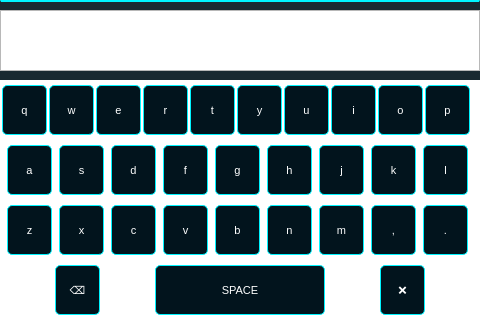
The window that screens/main_window.ui (MurikEv/NeuroDeck) describes before a commit, drawn with Qt 5.
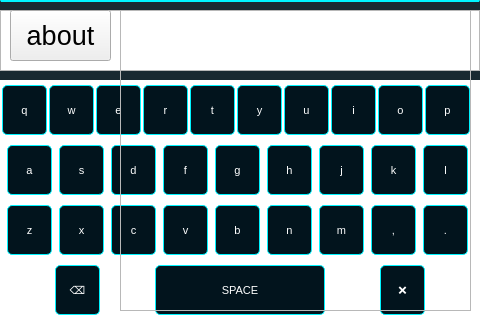
The same window after the commit. The open tabs and pages were chosen to show the change. Icons and pictures are not drawn.

Commit message: Add settings screen

```diff
--- a/screens/main_window.ui
+++ b/screens/main_window.ui
@@ -44,7 +44,7 @@
      <string notr="true"/>
     </property>
     <property name="currentIndex">
-     <number>0</number>
+     <number>7</number>
     </property>
     <widget class="QWidget" name="ai_screen">
      <widget class="QTextEdit" name="ai_input">
@@ -1009,19 +1009,38 @@
       </property>
      </widget>
     </widget>
-    <widget class="QWidget" name="messenger_screen">
-     <widget class="QTextEdit" name="textEdit_2">
+    <widget class="QWidget" name="messenger_screen"/>
+    <widget class="QWidget" name="settings_screen">
+     <widget class="QPushButton" name="stngs_about_btn">
       <property name="geometry">
        <rect>
-        <x>40</x>
-        <y>200</y>
-        <width>391</width>
-        <height>71</height>
+        <x>10</x>
+        <y>10</y>
+        <width>101</width>
+        <height>51</height>
        </rect>
+      </property>
+      <property name="text">
+       <string>about</string>
+      </property>
+     </widget>
+     <widget class="QFrame" name="stngs_about_frame">
+      <property name="geometry">
+       <rect>
+        <x>120</x>
+        <y>10</y>
+        <width>351</width>
+        <height>301</height>
+       </rect>
+      </property>
+      <property name="frameShape">
+       <enum>QFrame::StyledPanel</enum>
+      </property>
+      <property name="frameShadow">
+       <enum>QFrame::Raised</enum>
       </property>
      </widget>
     </widget>
-    <widget class="QWidget" name="settings_screen"/>
     <widget class="QWidget" name="menu_screen">
      <property name="styleSheet">
       <string notr="true">#menu_screen QFrame {
@@ -3733,6 +3752,8 @@
      </widget>
     </widget>
    </widget>
+   <zorder>keyboard_frame</zorder>
+   <zorder>stackedWidget</zorder>
   </widget>
  </widget>
  <resources/>
```
The commit also changes 3 other files.
